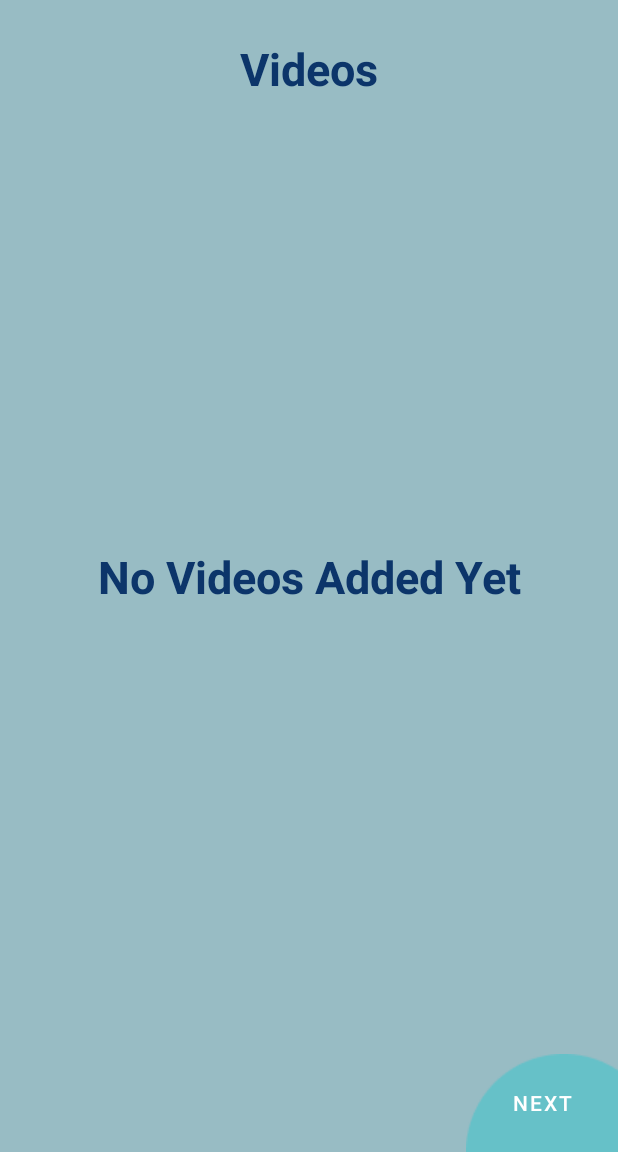
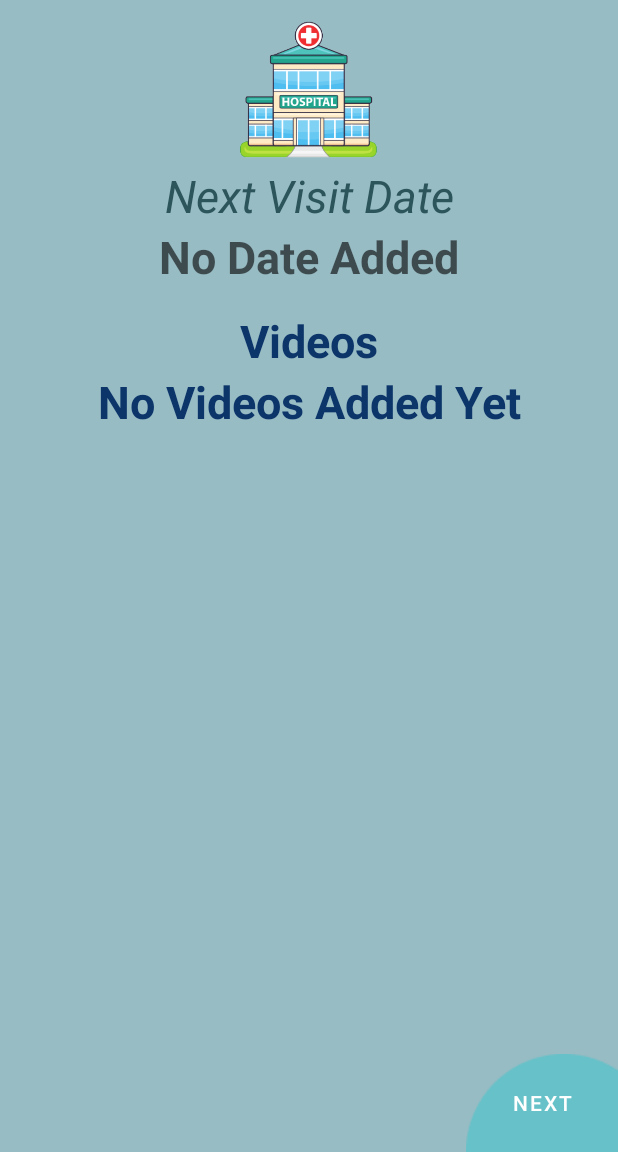
Before and after one commit to pt3002/Hemalkasa-App-Dev, an Android app: the screen it shows after launch (Video_MainScreen), on a phone screen of 412 x 824 dp, the part 84-1236 px from its top. Run offline under Robolectric (Android 15) with nearby library versions, the phone set to English and light mode, and no system bars; our stand-ins replace Room's generated code.

Commit message:
fix: Next Button Relative Layout

```diff
--- a/app/src/main/java/com/hemalkasa/hemalkasa/Database.java
+++ b/app/src/main/java/com/hemalkasa/hemalkasa/Database.java
@@ -12,7 +12,7 @@ import androidx.sqlite.db.SupportSQLiteDatabase;
 
 import java.util.List;
 
-@androidx.room.Database(entities = {PatientDetails.class,Medicine_Table.class,Prescription_Table.class,Risk_Factor_Table.class},version = 1 ,exportSchema = false)
+@androidx.room.Database(entities = {PatientDetails.class,Medicine_Table.class,Prescription_Table.class,Risk_Factor_Table.class},version = 2 ,exportSchema = false)
 public abstract class Database extends RoomDatabase{
     private static final String TAG = "pratik";
 
--- a/app/src/main/java/com/hemalkasa/hemalkasa/History.java
+++ b/app/src/main/java/com/hemalkasa/hemalkasa/History.java
@@ -2,7 +2,6 @@ package com.hemalkasa.hemalkasa;
 
 import androidx.appcompat.app.AppCompatActivity;
 import androidx.lifecycle.ViewModelProviders;
-import androidx.recyclerview.widget.DividerItemDecoration;
 import androidx.recyclerview.widget.LinearLayoutManager;
 import androidx.recyclerview.widget.RecyclerView;
 
@@ -23,7 +22,7 @@ public class History extends AppCompatActivity {
     @Override
     protected void onCreate(Bundle savedInstanceState) {
         super.onCreate(savedInstanceState);
-        setContentView(R.layout.activity_history);
+        setContentView(R.layout.history);
 
         historyAdapter=new HistoryAdapter();
         prescriptionTableViewModel=  ViewModelProviders.of(this).get(Prescription_Table_ViewModel.class);
--- a/app/src/main/java/com/hemalkasa/hemalkasa/RiskFactor.java
+++ b/app/src/main/java/com/hemalkasa/hemalkasa/RiskFactor.java
@@ -15,6 +15,7 @@ import android.widget.Button;
 import android.widget.CheckBox;
 import android.widget.CheckedTextView;
 import android.widget.ImageView;
+import android.widget.RelativeLayout;
 
 import java.util.ArrayList;
 import java.util.List;
@@ -29,6 +30,7 @@ public class RiskFactor extends AppCompatActivity {
     ConstraintLayout ActivityView;
     private ImageView NextButtonImage,BackButtonImage;
     private Button NextButton,BackButton;
+    private RelativeLayout BackRelativeLayout,NextRelativeLayout;
 
     @Override
     protected void onCreate(Bundle savedInstanceState) {
@@ -39,6 +41,8 @@ public class RiskFactor extends AppCompatActivity {
         BackButton = findViewById(R.id.BackButton);
         NextButtonImage = findViewById(R.id.NextButtonImage);
         BackButtonImage = findViewById(R.id.BackButtonImage);
+        BackRelativeLayout = findViewById(R.id.BackRelativeLayout);
+        NextRelativeLayout = findViewById(R.id.NextRelativeLayout);
 
         Intent riskIntent=getIntent();
         if(riskIntent.hasExtra("Access")) {
@@ -46,6 +50,8 @@ public class RiskFactor extends AppCompatActivity {
             BackButton.setVisibility(View.GONE);
             NextButtonImage.setVisibility(View.GONE);
             BackButtonImage.setVisibility(View.GONE);
+            NextRelativeLayout.setVisibility(View.GONE);
+            BackRelativeLayout.setVisibility(View.GONE);
             riskFactorAdaptor = new RiskFactorAdaptor(true);
             riskFactorTableViewModel = ViewModelProviders.of(this).get(Risk_Factor_Table_ViewModel.class);
             riskFactorTableViewModel.getAllRiskFactors(riskFactorAdaptor);
--- a/app/src/main/java/com/hemalkasa/hemalkasa/Video_MainScreen.java
+++ b/app/src/main/java/com/hemalkasa/hemalkasa/Video_MainScreen.java
@@ -9,6 +9,7 @@ import androidx.recyclerview.widget.LinearLayoutManager;
 import androidx.recyclerview.widget.RecyclerView;
 
 import android.Manifest;
+import android.annotation.SuppressLint;
 import android.app.ActivityOptions;
 import android.app.Notification;
 import android.app.NotificationChannel;
@@ -18,6 +19,7 @@ import android.content.pm.PackageManager;
 import android.os.Build;
 import android.os.Bundle;
 import android.os.Environment;
+import android.os.Handler;
 import android.util.Log;
 import android.view.View;
 import android.widget.Button;
@@ -29,6 +31,7 @@ import java.io.File;
 import java.io.FileInputStream;
 import java.io.FileOutputStream;
 import java.util.ArrayList;
+import java.util.List;
 
 public class Video_MainScreen extends AppCompatActivity {
 
@@ -38,7 +41,7 @@ public class Video_MainScreen extends AppCompatActivity {
     RecyclerView videoRecycler;
     ArrayList<Video_ModalClass> videoArray;
     Video_Adapter videoAdapter;
-    TextView EmptyList;
+    TextView EmptyList,visitDate;
     ConstraintLayout ActivityView;
     private Button NextButton,BackButton;
     private boolean pendingTransaction = true;
@@ -49,12 +52,13 @@ public class Video_MainScreen extends AppCompatActivity {
         super.onCreate(savedInstanceState);
         setContentView(R.layout.video_main_screen);
         EmptyList=findViewById(R.id.EmptyList);
+        visitDate=findViewById(R.id.visitDate);
         NextButton = findViewById(R.id.NextButton);
         BackButton = findViewById(R.id.BackButton);
 
         createNotificationChannel();
 
-        if(permissonGranted){
+        if(permissonGranted) {
             checkPermission();
         }
         videoArray=new ArrayList<Video_ModalClass>();
@@ -62,12 +66,12 @@ public class Video_MainScreen extends AppCompatActivity {
         videoRecycler.setHasFixedSize(true);
         videoRecycler.setLayoutManager(new LinearLayoutManager(Video_MainScreen.this));
         getVideos();
-
+        setNextVisitDate();
 
         NextButton.setOnClickListener(new View.OnClickListener() {
             @Override
             public void onClick(View v) {
-                Log.d(TAG, "onClick: ");
+                try {
 //                ActivityOptions options = ActivityOptions.makeCustomAnimation(Video_MainScreen.this,R.anim.slide_from_left, R.anim.slide_to_right );
                     Intent intent = new Intent(Video_MainScreen.this, Trimester.class);
 //                pendingTransaction = false;
@@ -76,15 +80,10 @@ public class Video_MainScreen extends AppCompatActivity {
 //                overridePendingTransition(R.anim.slide_from_left,R.anim.slide_to_right);
 //                startActivity(intent, options.toBundle());
                 }
-        });
-
-        BackButton.setOnClickListener(new View.OnClickListener() {
-            @Override
-            public void onClick(View v) {
-//                ActivityOptions options = ActivityOptions.makeCustomAnimation(Video_MainScreen.this,R.anim.slide_from_right, R.anim.slide_to_left);
-                Intent intent = new Intent(Video_MainScreen.this, Emergency_Contact.class);
-                startActivity(intent);
-//                startActivity(intent, options.toBundle());
+                catch (Exception e){
+                    // TODO remove this toast
+                    Toast.makeText(Video_MainScreen.this, "Cannot go to Next" + e.getMessage(), Toast.LENGTH_SHORT).show();
+                }
             }
         });
 
@@ -94,7 +93,6 @@ public class Video_MainScreen extends AppCompatActivity {
             @Override
             public void onSwipeRight() {
                 super.onSwipeRight();
-                Log.d(TAG, "RIGHTTTTT: ");
                 ActivityOptions options = ActivityOptions.makeCustomAnimation(Video_MainScreen.this,R.anim.slide_from_right, R.anim.slide_to_left );
                 Intent intent = new Intent(Video_MainScreen.this, Emergency_Contact.class);
                 startActivity(intent, options.toBundle());
@@ -103,7 +101,6 @@ public class Video_MainScreen extends AppCompatActivity {
             @Override
             public void onSwipeLeft() {
                 super.onSwipeLeft();
-                Log.d(TAG, "LEFTTTTTTT: ");
                 ActivityOptions options = ActivityOptions.makeCustomAnimation(Video_MainScreen.this,R.anim.slide_from_left, R.anim.slide_to_right);
                 Intent intent = new Intent(Video_MainScreen.this, Trimester.class);
                 startActivity(intent, options.toBundle());
@@ -112,29 +109,65 @@ public class Video_MainScreen extends AppCompatActivity {
     }
 
     private void getVideos() {
+        try {
             videoArray.clear();
-        File path=getExternalFilesDir("Videos");
+            File path = getExternalFilesDir("Videos");
             Log.d(TAG, "Path Directory " + path.getAbsolutePath());
-        if(!path.exists()){
+            if (!path.exists()) {
                 path.mkdir();
             }
-        File[] files=path.listFiles();
-        if(files!=null){
-            for(File file:files){
-                if(file.getPath().endsWith(".mp4")){
-                    videoArray.add(new Video_ModalClass(file.getPath(),file.getName()));
+            File[] files = path.listFiles();
+            if (files != null) {
+                for (File file : files) {
+                    if (file.getPath().endsWith(".mp4")) {
+                        videoArray.add(new Video_ModalClass(file.getPath(), file.getName()));
                     }
                 }
             }
 
-        videoAdapter=new Video_Adapter(Video_MainScreen.this, videoArray);
+            videoAdapter = new Video_Adapter(Video_MainScreen.this, videoArray);
             videoRecycler.setAdapter(videoAdapter);
-        if(videoArray.isEmpty()){
+            if (videoArray.isEmpty()) {
                 EmptyList.setVisibility(View.VISIBLE);
-        }
-        else{
+            } else {
                 EmptyList.setVisibility(View.GONE);
             }
+        }
+        catch (Exception e){
+            // TODO remove this toast
+            Toast.makeText(this, "Error Fetching Videos" + e.getMessage(), Toast.LENGTH_SHORT).show();
+        }
+    }
+
+    private void setNextVisitDate() {
+        Handler summaryHandler =new Handler();
+
+        Runnable runnable=new Runnable() {
+            List<Prescription_Table> lastPrescription;
+            @Override
+            public void run() {
+                lastPrescription=Database.getInstance(Video_MainScreen.this)
+                        .prescriptionTableDao()
+                        .getLastPrescription();
+
+                summaryHandler.post(new Runnable() {
+                    @SuppressLint("SetTextI18n")
+                    @Override
+                    public void run() {
+                        try{
+                            Log.d(TAG, "run: " + lastPrescription.get(0).getNext_visiting_date());
+                            visitDate.setText(lastPrescription.get(0).getNext_visiting_date());
+                        }catch (Exception e){
+                            Log.d(TAG, e.getMessage());
+                            Toast.makeText(Video_MainScreen.this, "No Data Present", Toast.LENGTH_SHORT).show();
+                        }
+                    }
+                });
+            }
+        };
+
+        Thread getSummaryThread=new Thread(runnable);
+        getSummaryThread.start();
     }
 
     private String readFromFile(File file) {
@@ -233,9 +266,7 @@ public class Video_MainScreen extends AppCompatActivity {
     }
 
     private void createNotificationChannel() {
-        Log.d(TAG, "Notification Channel");
         if (Build.VERSION.SDK_INT >= Build.VERSION_CODES.O) {
-            Log.d(TAG, "Inside IFFF");
             CharSequence name = "Visit Reminders";
             String description = "Reminders about next upcoming visit";
             int importance = NotificationManager.IMPORTANCE_HIGH;
@@ -251,7 +282,6 @@ public class Video_MainScreen extends AppCompatActivity {
         else{
             Log.d(TAG, "Denined  " +  String.valueOf(Build.VERSION.SDK_INT));
         }
-        Log.d(TAG, "Notification Channel Complete");
     }
 
 
@@ -267,6 +297,7 @@ public class Video_MainScreen extends AppCompatActivity {
     protected void onResume() {
         super.onResume();
         getVideos();
+        setNextVisitDate();
 //        pendingTransaction = true;
     }
 }
--- a/app/src/main/res/layout/notification_landing.xml
+++ b/app/src/main/res/layout/notification_landing.xml
@@ -100,7 +100,7 @@
         android:layout_width="wrap_content"
         android:layout_height="wrap_content"
         android:gravity="center"
-        android:hint="Visit Date"
+        android:hint="No Date Added"
         android:textColor="@color/buttonColor"
         android:textStyle="bold"
         android:textSize="30sp"
--- a/app/src/main/res/layout/video_main_screen.xml
+++ b/app/src/main/res/layout/video_main_screen.xml
@@ -8,11 +8,51 @@
     android:background="@color/background_all_pages"
     tools:context=".Video_MainScreen">
 
+    <ImageView
+        android:id="@+id/lokbiradriHospital"
+        android:layout_width="wrap_content"
+        android:layout_height="100dp"
+        android:layout_marginTop="10dp"
+        android:background="@drawable/transparent_background"
+        android:scaleType="fitCenter"
+        android:src="@drawable/lokbiradri_hospital"
+        app:layout_constraintEnd_toEndOf="parent"
+        app:layout_constraintStart_toStartOf="parent"
+        app:layout_constraintTop_toTopOf="parent" />
+
+    <TextView
+        android:id="@+id/textView2"
+        android:layout_width="wrap_content"
+        android:layout_height="wrap_content"
+        android:gravity="center"
+        android:text="Next Visit Date"
+        android:textColor="@color/buttonColor"
+        android:textSize="30sp"
+        android:textStyle="italic"
+        app:layout_constraintEnd_toEndOf="parent"
+        app:layout_constraintHorizontal_bias="0.5"
+        app:layout_constraintStart_toStartOf="parent"
+        app:layout_constraintTop_toBottomOf="@+id/lokbiradriHospital" />
+
+    <TextView
+        android:id="@+id/visitDate"
+        android:layout_width="wrap_content"
+        android:layout_height="wrap_content"
+        android:gravity="center"
+        android:hint="No Date Added"
+        android:textColor="@color/buttonColor"
+        android:textSize="30sp"
+        android:textStyle="bold"
+        app:layout_constraintHorizontal_bias="0.5"
+        app:layout_constraintEnd_toEndOf="parent"
+        app:layout_constraintStart_toStartOf="parent"
+        app:layout_constraintTop_toBottomOf="@+id/textView2" />
+
     <TextView
         android:id="@+id/Title"
         android:layout_width="match_parent"
         android:layout_height="wrap_content"
-        android:layout_marginTop="25dp"
+        android:layout_marginTop="15dp"
         android:text="Videos"
         android:textAlignment="center"
         android:textColor="@color/secondary"
@@ -20,16 +60,16 @@
         android:textStyle="bold"
         app:layout_constraintEnd_toEndOf="parent"
         app:layout_constraintStart_toStartOf="parent"
-        app:layout_constraintTop_toTopOf="parent" />
+        app:layout_constraintTop_toBottomOf="@+id/visitDate"/>
 
     <androidx.recyclerview.widget.RecyclerView
         android:id="@+id/VideoRecycler"
         android:layout_width="match_parent"
         android:layout_height="0dp"
+        android:paddingBottom="10dp"
+        app:layout_constraintBottom_toTopOf="@+id/NextRelativeLayout"
         app:layout_constraintStart_toStartOf="parent"
         app:layout_constraintTop_toBottomOf="@id/Title"
-        app:layout_constraintBottom_toTopOf="@+id/BackButtonImage"
-        android:paddingBottom="10dp"
         tools:listitem="@layout/video_card_item" />
 
     <TextView
@@ -42,50 +82,62 @@
         android:textSize="30dp"
         android:textStyle="bold"
         android:visibility="gone"
-        app:layout_constraintBottom_toBottomOf="parent"
         app:layout_constraintEnd_toEndOf="parent"
         app:layout_constraintHorizontal_bias="0.5"
         app:layout_constraintStart_toStartOf="parent"
-        app:layout_constraintTop_toTopOf="parent" />
+        app:layout_constraintTop_toBottomOf="@id/Title"/>
 
-    <ImageView
-        android:id="@+id/BackButtonImage"
+    <RelativeLayout
+        android:id="@+id/BackRelativeLayout"
         android:layout_width="wrap_content"
         android:layout_height="wrap_content"
-        android:src="@drawable/ellipse1"
-        android:visibility="invisible"
+        android:visibility="gone"
         app:layout_constraintBottom_toBottomOf="parent"
-        app:layout_constraintStart_toStartOf="parent" />
+        app:layout_constraintStart_toStartOf="parent">
 
-    <ImageView
-        android:id="@+id/NextButtonImage"
+        <ImageView
+            android:id="@+id/BackButtonImage"
+            android:layout_width="wrap_content"
+            android:layout_height="wrap_content"
+            android:src="@drawable/ellipse1" />
+
+        <Button
+            android:id="@+id/BackButton"
+            android:layout_width="wrap_content"
+            android:layout_height="wrap_content"
+            android:layout_alignStart="@id/BackButtonImage"
+            android:layout_alignTop="@id/BackButtonImage"
+            android:layout_alignEnd="@id/BackButtonImage"
+            android:layout_alignBottom="@id/BackButtonImage"
+            android:layout_alignParentTop="true"
+            android:background="#00000000"
+            android:text="Back" />
+    </RelativeLayout>
+
+    <RelativeLayout
+        android:id="@+id/NextRelativeLayout"
         android:layout_width="wrap_content"
         android:layout_height="wrap_content"
-        android:src="@drawable/ellipse2"
         app:layout_constraintBottom_toBottomOf="parent"
-        app:layout_constraintEnd_toEndOf="parent" />
+        app:layout_constraintEnd_toEndOf="parent">
 
-    <Button
-        android:id="@+id/BackButton"
-        android:layout_width="0dp"
-        android:layout_height="0dp"
-        android:background="#00000000"
-        android:text="Back"
-        android:visibility="invisible"
-        app:layout_constraintTop_toTopOf="@+id/BackButtonImage"
-        app:layout_constraintBottom_toBottomOf="parent"
-        app:layout_constraintStart_toStartOf="parent"
-        app:layout_constraintEnd_toEndOf="@id/BackButtonImage"/>
+        <ImageView
+            android:id="@+id/NextButtonImage"
+            android:layout_width="wrap_content"
+            android:layout_height="wrap_content"
+            android:src="@drawable/ellipse2" />
 
-    <Button
-        android:id="@+id/NextButton"
-        android:layout_width="0dp"
-        android:layout_height="0dp"
-        android:background="#00000000"
-        android:text="Next"
-        app:layout_constraintTop_toTopOf="@id/NextButtonImage"
-        app:layout_constraintBottom_toBottomOf="parent"
-        app:layout_constraintEnd_toEndOf="@+id/NextButtonImage"
-        app:layout_constraintStart_toStartOf="@id/NextButtonImage"/>
+        <Button
+            android:id="@+id/NextButton"
+            android:layout_width="wrap_content"
+            android:layout_height="wrap_content"
+            android:layout_alignStart="@id/NextButtonImage"
+            android:layout_alignTop="@id/NextButtonImage"
+            android:layout_alignEnd="@id/NextButtonImage"
+            android:layout_alignBottom="@id/NextButtonImage"
+            android:layout_alignParentTop="true"
+            android:background="#00000000"
+            android:text="Next" />
+    </RelativeLayout>
 
 </androidx.constraintlayout.widget.ConstraintLayout>
```
Also changed, not shown: app/src/main/java/com/hemalkasa/hemalkasa/Emergency_Contact.java (+1 -9 lines), app/src/main/java/com/hemalkasa/hemalkasa/Trimester.java (+6 -8 lines), app/src/main/res/layout/emergency_contact.xml (+37 -48 lines), app/src/main/res/layout/patient_home_page.xml (+37 -25 lines), app/src/main/res/layout/risk_factor.xml (+37 -23 lines), app/src/main/res/layout/summary.xml (+37 -23 lines), app/src/main/res/layout/trimester.xml (+37 -23 lines), app/src/main/res/layout/history.xml (renamed from app/src/main/res/layout/activity_history.xml). Lines whose indentation alone changed are shown as unchanged.
